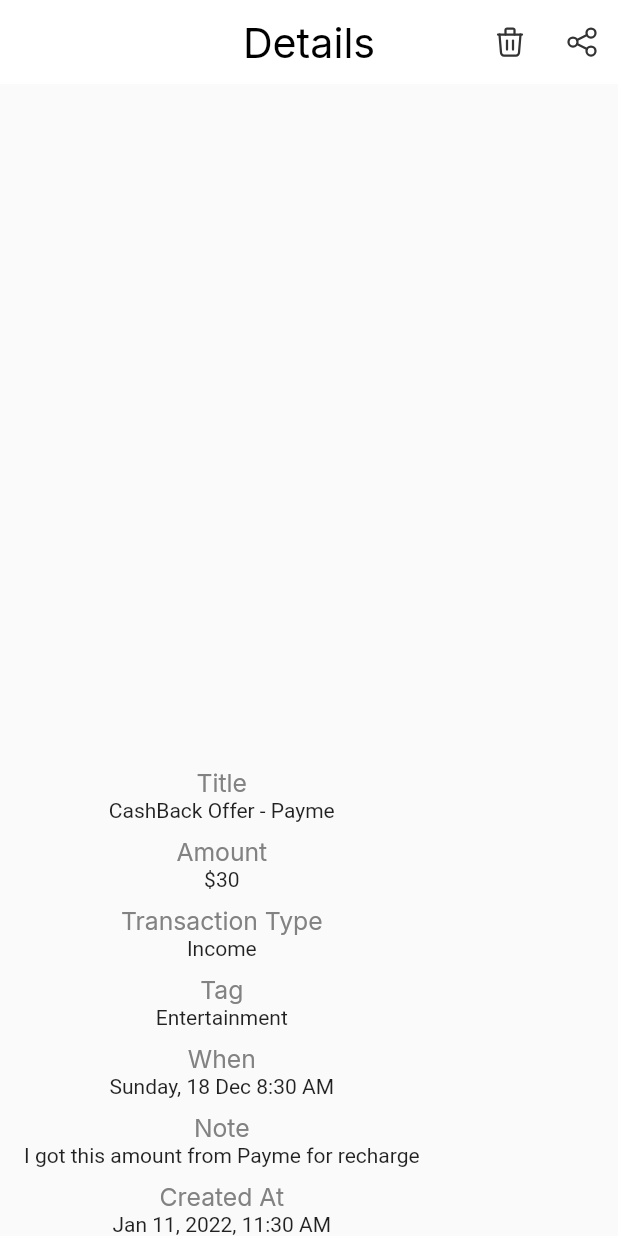
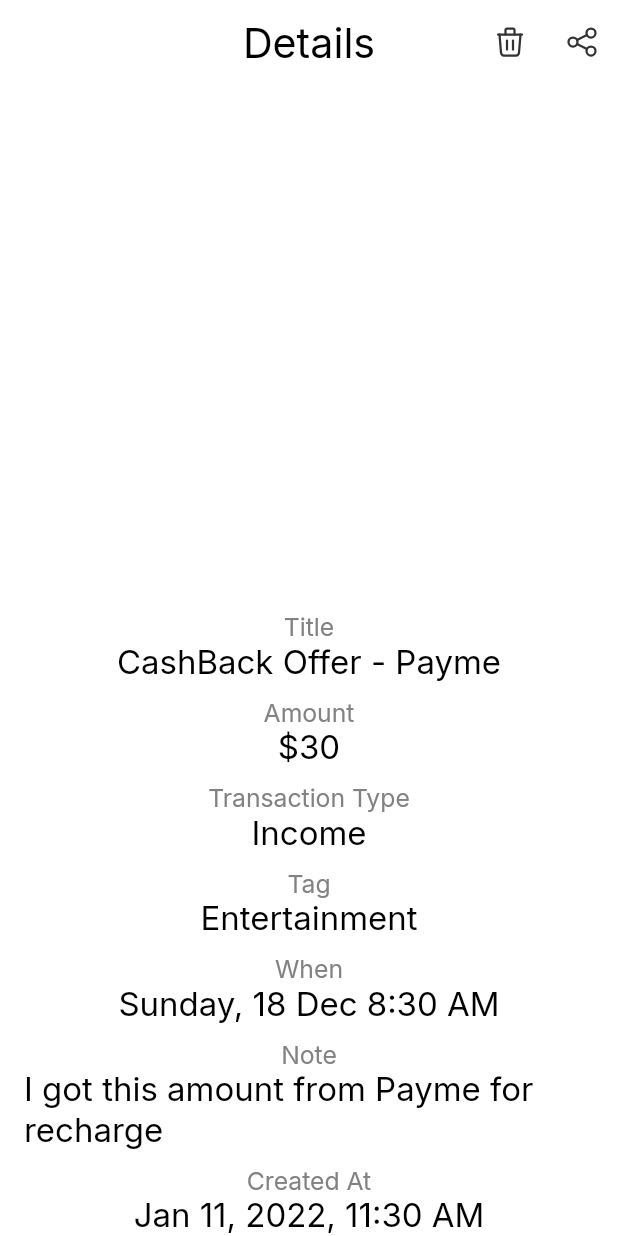
Before and after one commit to HackRonin/mina, a Flutter app: the DetailsBody screen opened directly, on a phone screen of 412 x 824 dp. Run offline on Flutter 3.47's test engine with Material 2 defaults, Android fonts, the phone set to English and light mode, and no system bars; our stand-ins replace flutter_svg, get, google_fonts, sizer.

Commit message:
Details_Screen

```diff
--- a/lib/app/config/app_textstyle.dart
+++ b/lib/app/config/app_textstyle.dart
@@ -4,8 +4,7 @@ import 'package:sizer/sizer.dart';
 
 import 'app_color.dart';
 
-class AppTextStyle{
-
+class AppTextStyle {
   static TextStyle screenTitleStyle = GoogleFonts.inter(
     fontSize: 20.sp,
     fontWeight: FontWeight.normal,
@@ -79,4 +78,10 @@ class AppTextStyle{
     color: AppColor.incomeStateColor,
   );
 
+  static TextStyle detailsTextStyle = GoogleFonts.inter(
+    fontSize: 16.sp,
+    fontWeight: FontWeight.w400,
+    fontStyle: FontStyle.normal,
+    color: AppColor.blackColor,
+  );
 }
--- a/lib/app/screens/details_screen/components/details_screen_body.dart
+++ b/lib/app/screens/details_screen/components/details_screen_body.dart
@@ -9,6 +9,7 @@ class DetailsBody extends StatelessWidget {
   @override
   Widget build(BuildContext context) {
     return Scaffold(
+      backgroundColor: AppColor.primaryColor,
       appBar: AppBar(
         title: Text(
           "Details",
```
Also changed, not shown: lib/app/screens/details_screen/details_screen.dart (+11 -0 lines).
